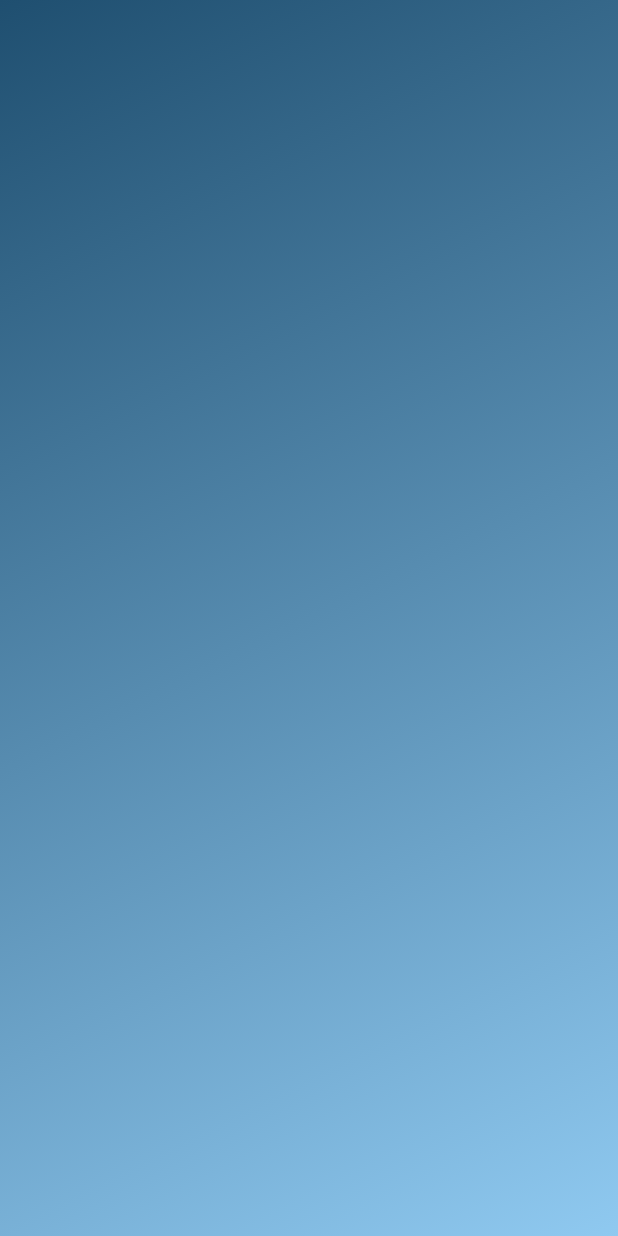
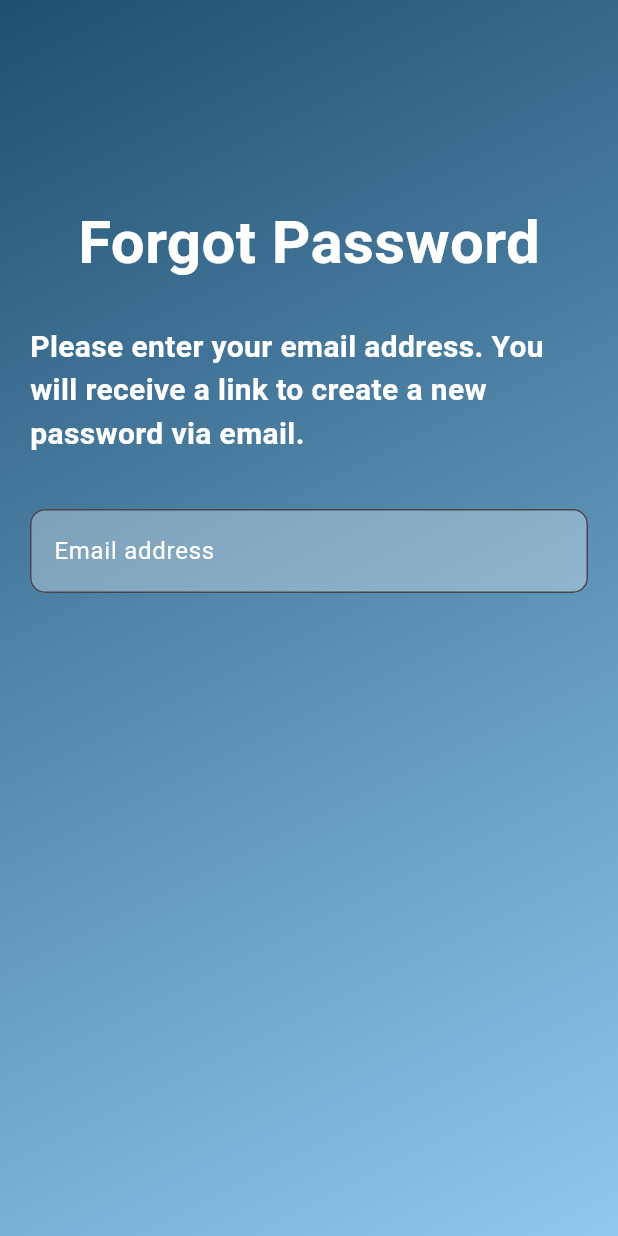
Before and after one commit to minhthongnt2610/flutter-exercises, a Flutter app: the screen it shows after launch, on a phone screen of 412 x 824 dp. Run offline on Flutter 3.47's test engine with Material 3 defaults, Android fonts, the phone set to English and light mode, and no system bars; our stand-ins replace cloud_firestore, date_field, firebase_auth, firebase_core, firebase_crashlytics, shared_preferences and 2 more; accounts and stored records are empty; generated files the repository leaves out were written again.

Commit message:
update forgot_password_screen.dart

```diff
--- a/practice_firebase/lib/screens/forgot_password/forgot_password_screen.dart
+++ b/practice_firebase/lib/screens/forgot_password/forgot_password_screen.dart
@@ -1,6 +1,8 @@
 import 'package:flutter/material.dart';
 
 import '../../contants/app_colors.dart';
+import '../login_screen/widgets/filed_widget.dart';
+
 class ForgotPasswordScreen extends StatefulWidget {
   const ForgotPasswordScreen({super.key});
 
@@ -11,13 +13,11 @@ class ForgotPasswordScreen extends StatefulWidget {
 class _ForgotPasswordScreenState extends State<ForgotPasswordScreen> {
   @override
   Widget build(BuildContext context) {
+    int height = MediaQuery.of(context).size.height.toInt();
     return Scaffold(
       extendBodyBehindAppBar: true,
-      appBar: AppBar(
-        backgroundColor: Colors.transparent,
-        elevation: 0,
-      ),
-      body:GestureDetector(
+      appBar: AppBar(backgroundColor: Colors.transparent, elevation: 0),
+      body: GestureDetector(
         onTap: () => FocusScope.of(context).unfocus(),
         child: Container(
           width: double.infinity,
@@ -29,6 +29,43 @@ class _ForgotPasswordScreenState extends State<ForgotPasswordScreen> {
               colors: [AppColor.hex1F4F70, AppColor.hex8FC9F0],
             ),
           ),
+          child: Padding(
+            padding: const EdgeInsets.symmetric(horizontal: 20),
+            child: Column(
+              children: [
+                SizedBox(height: 150 * height / 928),
+                Text(
+                  "Forgot Password",
+                  style: TextStyle(
+                    color: Colors.white,
+                    fontSize: 40,
+                    fontWeight: FontWeight.bold,
+                  ),
+                ),
+                SizedBox(height: 30 * height / 928),
+                Text(
+                  "Please enter your email address. You will receive a link to create a new password via email.",
+                  style: TextStyle(
+                    color: Colors.white,
+                    fontSize: 20,
+                    fontWeight: FontWeight.bold,
+                  ),
+                ),
+                SizedBox(height: 40 * height / 928),
+
+                FiledWidget(
+                  labelText: 'Email address',
+                  hintText: 'Enter your email',
+                  isPassword: false,
+                  suffixIcon: null,
+                  onChange: (String value) {},
+                  validator: (String? value) {},
+                ),
+                SizedBox(height: 50 * height / 928),
+
+              ],
+            ),
+          ),
         ),
       ),
     );
--- a/practice_firebase/lib/screens/login_screen/widgets/filed_widget.dart
+++ b/practice_firebase/lib/screens/login_screen/widgets/filed_widget.dart
@@ -13,7 +13,7 @@ class FiledWidget extends StatefulWidget {
   final String labelText;
   final String hintText;
   final bool isPassword;
-  final Widget suffixIcon;
+  final Widget? suffixIcon;
   final ValueChanged<String> onChange;
   final FormFieldValidator<String> validator;
 
```
